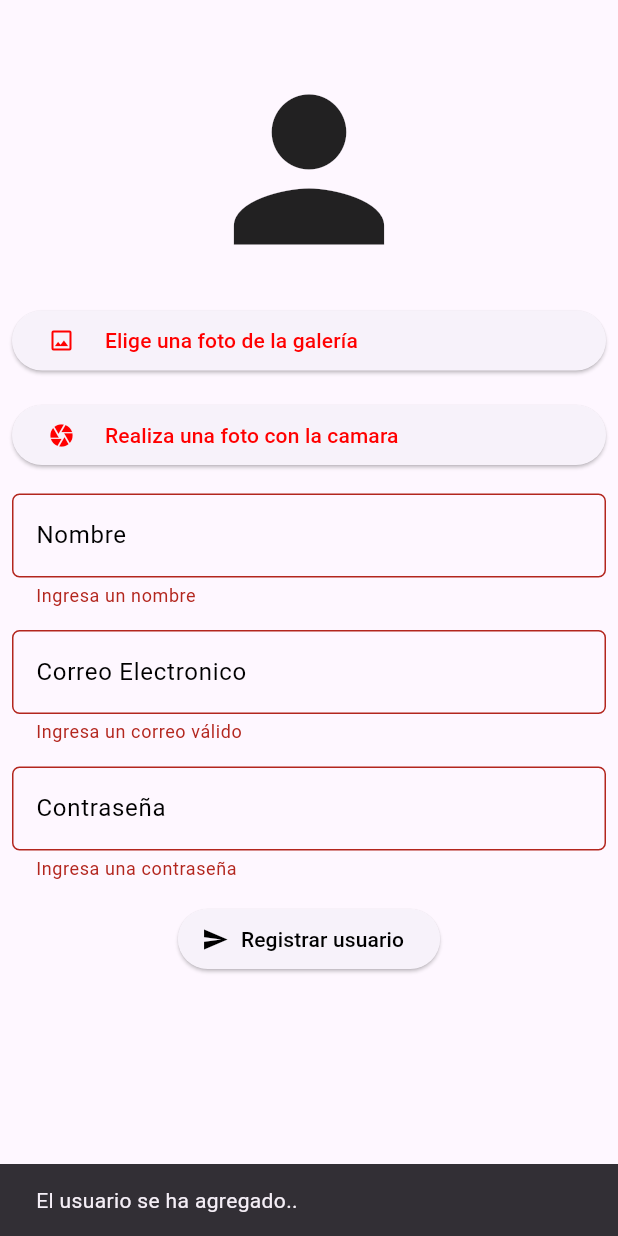
After one commit to Leonardo08KL/pmsn2024, a Flutter app: the RegisterScreen screen opened by its route, after a tap on "Registrar usuario", on a phone screen of 412 x 824 dp. The commit adds this screen. Run offline on Flutter 3.47's test engine with Material 3 defaults, Android fonts, the phone set to English and light mode, and no system bars; our stand-ins replace dio, email_validator, firebase_auth, firebase_core, flutter_signin_button, image_picker and 1 more; missing offline and left inert: art_sweetalert, day_night_switcher, splash_view; accounts and stored records are empty; network calls fail.

Commit message:
ultimo commit

```diff
--- /dev/null
+++ b/lib/firebase/email_auth_firebase.dart
@@ -0,0 +1,40 @@
+import 'package:firebase_auth/firebase_auth.dart';
+
+class EmailAuthFirebase {
+  final firebaseAuth =
+      FirebaseAuth.instance; //Objeto que hace referencia a firebaseauth
+
+  //Metodo para registrar usuarios
+  Future<bool> signUpUser(
+      {required name, required String password, required String email}) async {
+    //Required obliga a que se necesiten los parametros
+    try {
+      final credenciales = await firebaseAuth.createUserWithEmailAndPassword(
+          email: email, password: password);
+      if (credenciales.user != null) {
+        credenciales.user!.sendEmailVerification();
+        return true;
+      }
+      return false;
+    } catch (e) {
+      return false;
+    }
+  }
+
+  //Por ahora es por si todo esta bien con las credenciales y no se equivoca el usuario
+  Future<bool> signInUser(
+      {required name, required String password, required String email}) async {
+    bool bandera = false;
+    try {
+      final credenciales = await firebaseAuth.signInWithEmailAndPassword(
+          email: email, password: password);
+      if (credenciales.user != null) {
+        //Verificacion de que si existe en la base de datos
+        if (credenciales.user!.emailVerified) {
+          bandera = true;
+        }
+      }
+    } catch (e) {}
+    return bandera;
+  }
+}
--- a/lib/network/api_popular.dart
+++ b/lib/network/api_popular.dart
@@ -1,3 +1,5 @@
+import 'dart:convert';
+
 import 'package:dio/dio.dart';
 import 'package:pmsn2024/model/popular_model.dart';
 
--- a/lib/screens/datail_movie_screen.dart
+++ b/lib/screens/datail_movie_screen.dart
@@ -13,6 +13,8 @@ class _DetailMovieScreenState extends State<DetailMovieScreen> {
   Widget build(BuildContext context) {
     final popularModel =
         ModalRoute.of(context)!.settings.arguments as PopularModel;
-    return Center(child: Text(popularModel.title!));
+    return Center(
+      child: Text(popularModel.title!),
+    );
   }
 }
--- a/lib/screens/popular_movies_screen.dart
+++ b/lib/screens/popular_movies_screen.dart
@@ -40,7 +40,7 @@ class _PopularMoviesScreenState extends State<PopularMoviesScreen> {
                   child: ClipRRect(
                     borderRadius: BorderRadius.circular(20),
                     child: FadeInImage(
-                      placeholder: AssetImage('images/giphy.gif'),
+                      placeholder: const AssetImage('images/giphy.gif'),
                       image: NetworkImage(
                           "https://image.tmdb.org/t/p/w500/${snapshot.data![index].posterPath}"),
                     ),
@@ -64,8 +64,5 @@ class _PopularMoviesScreenState extends State<PopularMoviesScreen> {
     );
   }
 }
-
-
 // la diferencia de un listview y un sliver list
-
 // cuando haces es scrooll y necesitas contruir mas se contruyen mientras se necesiten
--- /dev/null
+++ b/lib/screens/register_screen.dart
@@ -0,0 +1,237 @@
+import 'dart:io';
+
+import 'package:email_validator/email_validator.dart';
+import 'package:flutter/material.dart';
+import 'package:flutter/services.dart';
+import 'package:image_picker/image_picker.dart';
+import 'package:pmsn2024/firebase/email_auth_firebase.dart';
+
+class RegisterScreen extends StatefulWidget {
+  const RegisterScreen({Key? key}) : super(key: key);
+
+  @override
+  State<RegisterScreen> createState() => _RegisterScreenState();
+}
+
+class _RegisterScreenState extends State<RegisterScreen> {
+  final emailAuthFirebase = EmailAuthFirebase();
+  final formKey = GlobalKey<FormState>();
+  File? _image;
+  bool _showPasswordRequirements = false;
+  final conNombre = TextEditingController();
+  final conEmail = TextEditingController();
+  final _contrasenaController = TextEditingController();
+  final _contrasenaFocusNode = FocusNode();
+
+  Future<void> _getImage(ImageSource source) async {
+    try {
+      final image = await ImagePicker().pickImage(source: source);
+      if (image == null) return;
+
+      final imageTemporary = File(image.path);
+
+      setState(() {
+        this._image = imageTemporary;
+      });
+    } on PlatformException catch (e) {
+      print('Failed to pick image: $e');
+    }
+  }
+
+  @override
+  void initState() {
+    super.initState();
+    _contrasenaFocusNode.addListener(() {
+      setState(() {
+        _showPasswordRequirements = _contrasenaFocusNode.hasFocus;
+      });
+    });
+  }
+
+  @override
+  void dispose() {
+    _contrasenaController.dispose();
+    _contrasenaFocusNode.dispose();
+    super.dispose();
+  }
+
+  @override
+  Widget build(BuildContext context) {
+    final txtNombre = TextFormField(
+      keyboardType: TextInputType.text,
+      controller: conNombre,
+      decoration: InputDecoration(
+        labelText: "Nombre",
+        labelStyle: TextStyle(color: Colors.black),
+        border: OutlineInputBorder(
+          borderRadius: BorderRadius.circular(5.0),
+        ),
+      ),
+      validator: (value) {
+        if (value == null || value.isEmpty) {
+          return 'Ingresa un nombre';
+        }
+        return null;
+      },
+    );
+
+    final txtCorreo = TextFormField(
+      keyboardType: TextInputType.text,
+      controller: conEmail,
+      decoration: InputDecoration(
+        labelText: "Correo Electronico",
+        labelStyle: TextStyle(color: Colors.black),
+        border: OutlineInputBorder(
+          borderRadius: BorderRadius.circular(5.0),
+        ),
+      ),
+      validator: (value) {
+        if (value == null || !EmailValidator.validate(value)) {
+          return 'Ingresa un correo válido';
+        }
+        return null;
+      },
+    );
+
+    final txtContrasena = TextFormField(
+      controller: _contrasenaController,
+      obscureText: true,
+      focusNode: _contrasenaFocusNode,
+      decoration: InputDecoration(
+        labelText: "Contraseña",
+        labelStyle: TextStyle(color: Colors.black),
+        border: OutlineInputBorder(
+          borderRadius: BorderRadius.circular(5.0),
+        ),
+      ),
+      validator: (value) {
+        if (value == null || value.isEmpty) {
+          return 'Ingresa una contraseña';
+        } else if (value.length < 8) {
+          return 'La contraseña debe tener al menos 8 caracteres';
+        } else if (!RegExp(
+                r'^(?=.*[a-z])(?=.*[A-Z])(?=.*\d)(?=.*[!@#$%^&*()_+{}|<>?]).+$')
+            .hasMatch(value)) {
+          return 'La contraseña debe incluir letras y números, combinar mayúsculas y minúsculas, y contener caracteres especiales';
+        } else if (value.contains(' ')) {
+          return 'La contraseña no puede contener espacios en blanco';
+        }
+        return null;
+      },
+    );
+
+    final spaceHorizontal = const SizedBox(
+      height: 15,
+    );
+
+    final btnImagen = ElevatedButton(
+      onPressed: () {
+        _getImage(ImageSource.gallery);
+      },
+      child: Row(
+        children: [
+          Icon(Icons.image_outlined),
+          SizedBox(width: 20),
+          Text('Elige una foto de la galería')
+        ],
+      ),
+    );
+
+    final btnCamara = ElevatedButton(
+      onPressed: () {
+        _getImage(ImageSource.camera);
+      },
+      child: const Row(
+        children: [
+          Icon(Icons.camera),
+          SizedBox(width: 20),
+          Text('Realiza una foto con la camara')
+        ],
+      ),
+    );
+
+    final btnGuardar = ElevatedButton.icon(
+      onPressed: () {
+        if (formKey.currentState!.validate()) {
+          //Se le agrego un .then para que se espere a que acabe ese codigo
+          var snackbar = SnackBar(content: Text("Faltan datos por agregar.."));
+          ScaffoldMessenger.of(context).showSnackBar(snackbar);
+        } else {
+          emailAuthFirebase
+              .signUpUser(
+                  name: conNombre.text,
+                  password: _contrasenaController.text,
+                  email: conEmail.text)
+              .then((value) {
+            var snackbar = const SnackBar(
+              content: Text("El usuario se ha agregado.."),
+            );
+            ScaffoldMessenger.of(context).showSnackBar(snackbar);
+          });
+        }
+      },
+      icon: const Icon(
+        Icons.send,
+        color: Colors.black,
+      ),
+      label: const Text(
+        "Registrar usuario",
+        style: TextStyle(color: Colors.black),
+      ),
+    );
+
+    return Scaffold(
+      resizeToAvoidBottomInset: true,
+      body: SingleChildScrollView(
+        child: Container(
+          height: MediaQuery.of(context).size.height,
+          padding: const EdgeInsets.all(8.0),
+          child: Form(
+            key: formKey,
+            child: Column(
+              crossAxisAlignment: CrossAxisAlignment.center,
+              children: [
+                spaceHorizontal,
+                spaceHorizontal,
+                ClipOval(
+                  child: _image != null
+                      ? Image.file(
+                          _image!,
+                          width: 150,
+                          height: 150,
+                          fit: BoxFit.cover,
+                        )
+                      : const Icon(
+                          Icons.person,
+                          size: 150,
+                        ),
+                ),
+                spaceHorizontal,
+                btnImagen,
+                spaceHorizontal,
+                btnCamara,
+                spaceHorizontal,
+                txtNombre,
+                spaceHorizontal,
+                txtCorreo,
+                spaceHorizontal,
+                txtContrasena,
+                if (_showPasswordRequirements)
+                  const Padding(
+                    padding: EdgeInsets.only(top: 8.0),
+                    child: Text(
+                      ''' - Debe incluir letras y números.\n - Debe combinar letras mayúsculas y minúsculas.\n - La contraseña debe incluir caracteres especiales.\n - La longitud de la contraseña debe ser igual o mayor a 8 caracteres.\n - No debe tener espacios en blanco.''',
+                      style: TextStyle(color: Colors.red),
+                    ),
+                  ),
+                spaceHorizontal,
+                btnGuardar,
+                const SizedBox(height: 100),
+              ],
+            ),
+          ),
+        ),
+      ),
+    );
+  }
+}
```
Also changed, not shown: lib/main.dart (+13 -1 lines), lib/model/popular_model.dart (+6 -4 lines), lib/screens/login_screen.dart (+28 -3 lines), pubspec.yaml (+10 -0 lines), pubspec.lock, 8 other files.
